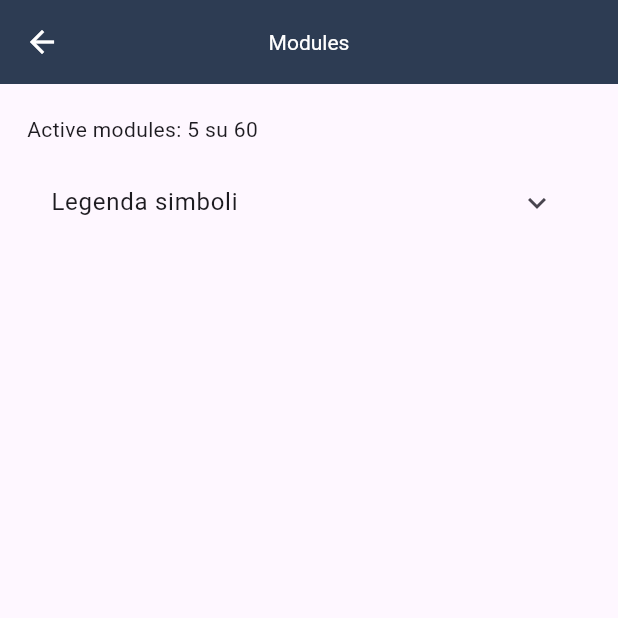
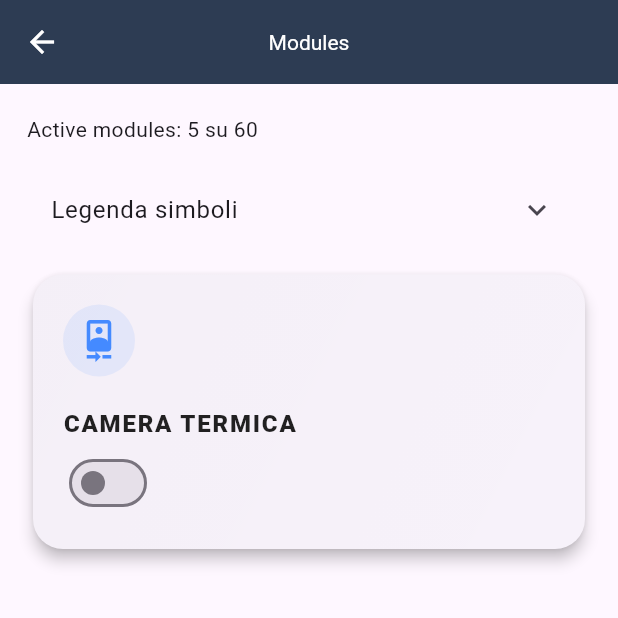
Before and after one commit to Team-Isaac-Polito/ros_app, a Flutter app: the ModulesPage screen opened directly, on a phone screen of 412 x 824 dp, the top half of it. Run offline on Flutter 3.47's test engine with Material 3 defaults, Android fonts, the phone set to English and light mode, and no system bars; our stand-ins replace flutter_riverpod, shared_preferences, syncfusion_flutter_charts, syncfusion_flutter_gauges; accounts and stored records are empty; network calls fail.

Commit message:
fix: improved modules page layout creating a general provider for every card to send and receive message to the channel

```diff
--- /dev/null
+++ b/lib/features/modules_page/components/index.dart
@@ -0,0 +1,2 @@
+export 'module_card/module_card.dart';
+export 'symbol_legend/symbol_legend.dart';
--- /dev/null
+++ b/lib/features/modules_page/components/module_card/module_card.dart
@@ -0,0 +1,90 @@
+import 'package:flutter/material.dart';
+import 'package:flutter_riverpod/flutter_riverpod.dart';
+import 'package:isaac_app/features/main_page/data/index.dart';
+import 'package:isaac_app/features/modules_page/components/module_card/provider/module_status_provider/module_status_provider.dart';
+
+class ModuleCard extends ConsumerWidget {
+  final String moduleName;
+  final IconData icon;
+  final Color accentColor;
+  final Widget? trailing; // Per metterci un piccolo grafico o un badge
+
+  const ModuleCard({
+    super.key,
+    required this.moduleName,
+    required this.icon,
+    this.accentColor = Colors.blueAccent,
+    this.trailing,
+  });
+
+  @override
+  Widget build(BuildContext context, WidgetRef ref) {
+    final isDark = ref.watch(darkModeProvider);
+    final isEnable = ref.watch(moduleStatusProvider(moduleName));
+
+    return Card(
+      elevation: 4,
+      clipBehavior: Clip.antiAlias,
+      shape: RoundedRectangleBorder(borderRadius: BorderRadius.circular(20)),
+      child: Container(
+        decoration: BoxDecoration(
+          // Sfumatura sottile per dare profondità
+          gradient: LinearGradient(
+            begin: Alignment.topLeft,
+            end: Alignment.bottomRight,
+            colors: isDark
+                ? [Colors.white.withValues(alpha: 0.05), Colors.transparent]
+                : [Colors.black.withValues(alpha: 0.01), Colors.transparent],
+          ),
+        ),
+        padding: const EdgeInsets.all(20.0),
+        child: Column(
+          crossAxisAlignment: CrossAxisAlignment.start,
+          mainAxisAlignment: MainAxisAlignment.spaceBetween,
+          children: [
+            Row(
+              mainAxisAlignment: MainAxisAlignment.spaceBetween,
+              children: [
+                // Icona racchiusa in un cerchio stilizzato
+                Container(
+                  padding: const EdgeInsets.all(10),
+                  decoration: BoxDecoration(
+                    color: accentColor.withValues(alpha: 0.1),
+                    shape: BoxShape.circle,
+                  ),
+                  child: Icon(icon, color: accentColor, size: 28),
+                ),
+                if (trailing != null) trailing!,
+              ],
+            ),
+            const SizedBox(height: 20),
+            Column(
+              crossAxisAlignment: CrossAxisAlignment.start,
+              children: [
+                Text(
+                  moduleName.toUpperCase(),
+                  style: TextStyle(
+                    letterSpacing: 1.2,
+                    fontWeight: FontWeight.w900,
+                    fontSize: 16,
+                    color: isDark ? Colors.white70 : Colors.black87,
+                  ),
+                ),
+                const SizedBox(height: 4),
+                // Indicatore di stato ROS2
+                Switch(
+                  value: isEnable,
+                  onChanged: (bool value) {
+                    ref
+                        .read(moduleStatusProvider(moduleName).notifier)
+                        .toggle(value);
+                  },
+                ),
+              ],
+            ),
+          ],
+        ),
+      ),
+    );
+  }
+}
--- /dev/null
+++ b/lib/features/modules_page/components/symbol_legend/symbol_legend.dart
@@ -0,0 +1,36 @@
+import 'package:flutter/material.dart';
+
+class SymbolLegend extends StatelessWidget {
+  const SymbolLegend({super.key});
+
+  @override
+  Widget build(BuildContext context) {
+    return Column(
+      spacing: 15,
+      crossAxisAlignment: CrossAxisAlignment.start,
+      children: [
+        Text("Active modules: 5 su 60"),
+        SizedBox(
+          width: MediaQuery.of(context).size.width,
+          child: ExpansionTile(
+            title: Text('Legenda simboli'),
+            children: <Widget>[
+              ListTile(
+                leading: Icon(Icons.check, color: Colors.green),
+                title: Text('working ok'),
+              ),
+              ListTile(
+                leading: Icon(Icons.warning, color: Colors.orange),
+                title: Text('Warning'),
+              ),
+              ListTile(
+                leading: Icon(Icons.offline_bolt, color: Colors.red),
+                title: Text('Offline'),
+              ),
+            ],
+          ),
+        ),
+      ],
+    );
+  }
+}
--- a/lib/features/modules_page/modules_page.dart
+++ b/lib/features/modules_page/modules_page.dart
@@ -1,15 +1,14 @@
 import 'package:flutter/material.dart';
+import 'package:flutter_riverpod/flutter_riverpod.dart';
+import 'package:isaac_app/features/modules_page/components/index.dart';
 
-class ModulesPage extends StatelessWidget {
+class ModulesPage extends ConsumerWidget {
   const ModulesPage({super.key});
 
   @override
-  Widget build(BuildContext context) {
+  Widget build(BuildContext context, WidgetRef ref) {
     return Scaffold(
-      appBar: AppBar(
-        title: Text("Modules"),
-        centerTitle: true,
-      ),
+      appBar: AppBar(title: Text("Modules"), centerTitle: true),
       body: SingleChildScrollView(
         child: Container(
           margin: const EdgeInsets.symmetric(horizontal: 18, vertical: 20),
@@ -17,26 +16,10 @@ class ModulesPage extends StatelessWidget {
             crossAxisAlignment: CrossAxisAlignment.start,
             spacing: 10,
             children: [
-              Text("Active modules: 5 su 60"),
-              SizedBox(
-                width: MediaQuery.of(context).size.width,
-                child: ExpansionTile(
-                  title: Text('Legenda simboli'),
-                  children: <Widget>[
-                    ListTile(
-                      leading: Icon(Icons.check, color: Colors.green),
-                      title: Text('working ok'),
-                    ),
-                    ListTile(
-                      leading: Icon(Icons.warning, color: Colors.orange,),
-                      title: Text('Warning'),
-                    ),
-                    ListTile(
-                      leading: Icon(Icons.offline_bolt, color: Colors.red,),
-                      title: Text('Offline'),
-                    ),
-                  ],
-                ),
+              SymbolLegend(),
+              ModuleCard(
+                moduleName: "Camera termica",
+                icon: Icons.camera_front,
               ),
             ],
           ),
--- a/lib/main.dart
+++ b/lib/main.dart
@@ -9,7 +9,8 @@ void main() {
      // Provider scope is needed so that riverpod can manage the app
       ProviderScope(
           child: const MyApp()
-      ));
+      )
+    );
 }
 
 class MyApp extends ConsumerWidget {
```
Also changed, not shown: lib/features/modules_page/components/module_card/provider/module_status_provider/module_status_provider.dart (added, +36 -0 lines), lib/features/modules_page/components/module_card/utils/get_color_status.dart (added, +14 -0 lines).
